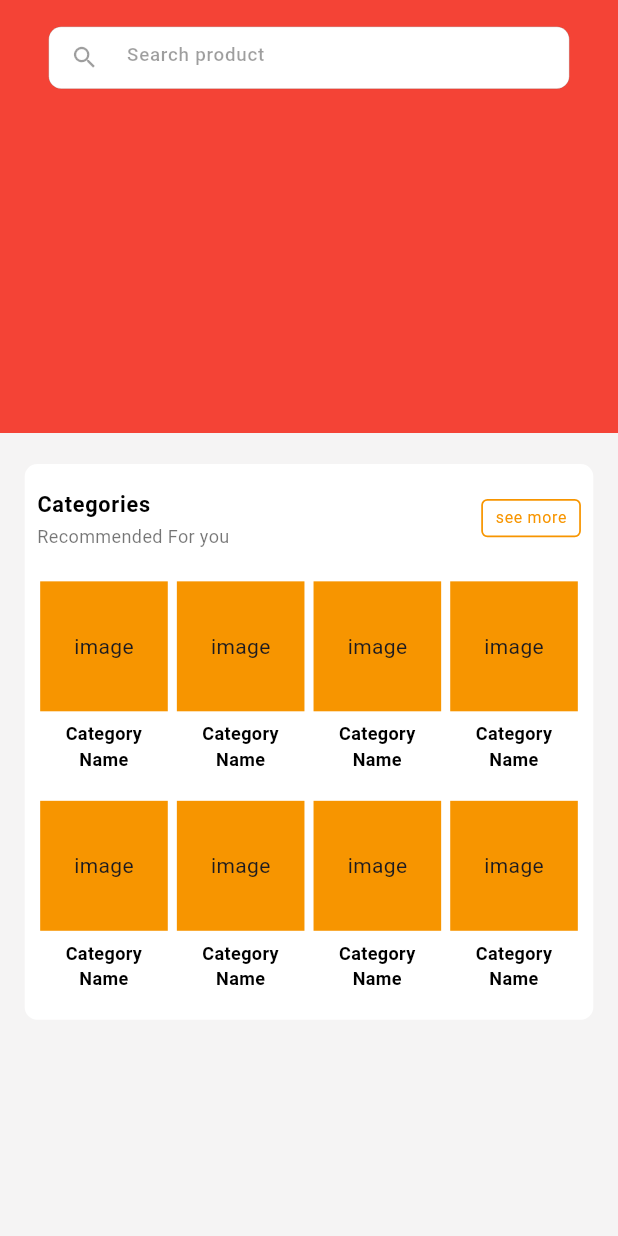
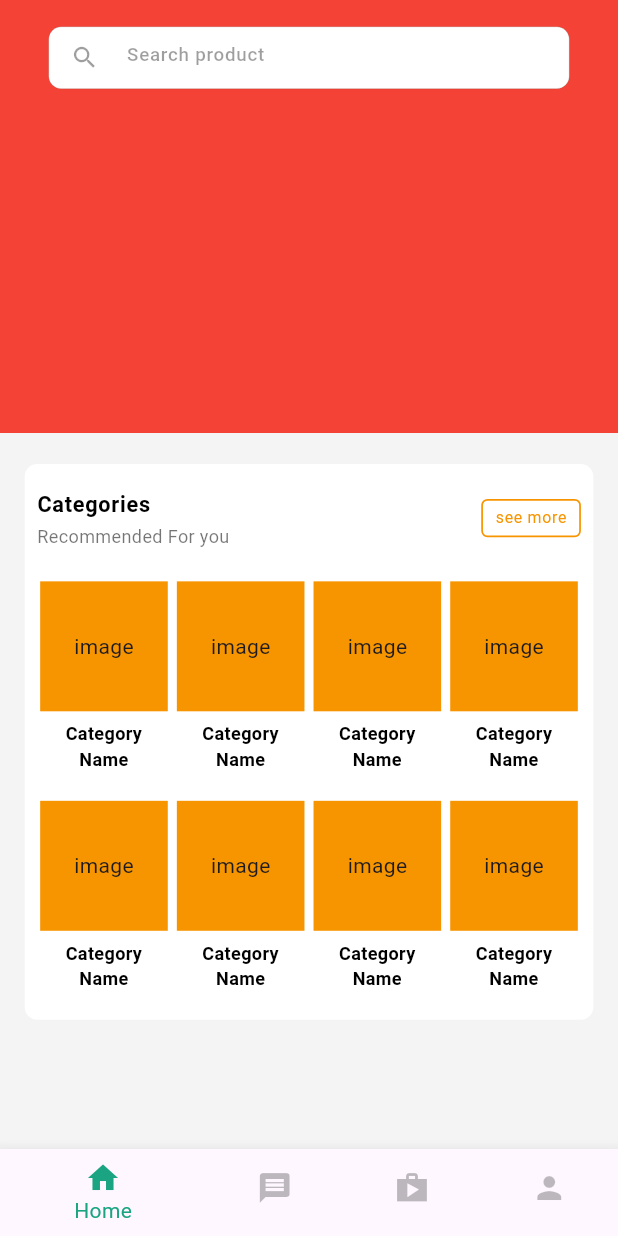
Before and after one commit to programmermdemonmiah/ecom_matrix, a Flutter app: the screen it shows after launch, on a phone screen of 412 x 824 dp. Run offline on Flutter 3.47's test engine with Material 3 defaults, Android fonts, the light colour scheme and no system bars; our stand-ins replace flutter_screenutil, get; Roboto replaces fonts that are missing (Manrope).

Commit message:
create main page

```diff
--- a/lib/main.dart
+++ b/lib/main.dart
@@ -1,6 +1,7 @@
 import 'package:ecom_matrix/all_binding/get_di.dart';
 import 'package:ecom_matrix/utils/constant_colors.dart';
 import 'package:ecom_matrix/view/home/home_page.dart';
+import 'package:ecom_matrix/view/main/main_page.dart';
 import 'package:flutter/material.dart';
 import 'package:flutter/services.dart';
 import 'package:flutter_screenutil/flutter_screenutil.dart';
@@ -40,7 +41,7 @@ class MyApp extends StatelessWidget {
             ),
           ),
           title: "Ecom Matrix",
-          home: HomePage(),
+          home: MainPage(),
           debugShowCheckedModeBanner: false,
         );
       },
--- /dev/null
+++ b/lib/view/main/main_page.dart
@@ -0,0 +1,32 @@
+import 'package:ecom_matrix/utils/constant_colors.dart';
+import 'package:ecom_matrix/view/home/home_page.dart';
+import 'package:flutter/material.dart';
+
+class MainPage extends StatelessWidget {
+  const MainPage({super.key});
+
+  @override
+  Widget build(BuildContext context) {
+    return Scaffold(
+      bottomNavigationBar: BottomNavigationBar(
+          selectedItemColor: primaryColor,
+          unselectedItemColor: Colors.black26,
+          backgroundColor: grayBg,
+          currentIndex: 0,
+          items: [
+            BottomNavigationBarItem(
+                icon: Icon(
+                  Icons.home,
+                  // color: primaryColor,
+                ),
+                label: "Home"),
+            BottomNavigationBarItem(
+                icon: Icon(Icons.message), label: "message"),
+            BottomNavigationBarItem(
+                icon: Icon(Icons.shop_sharp), label: "cart"),
+            BottomNavigationBarItem(icon: Icon(Icons.person), label: "profile"),
+          ]),
+      body: HomePage(),
+    );
+  }
+}
```
